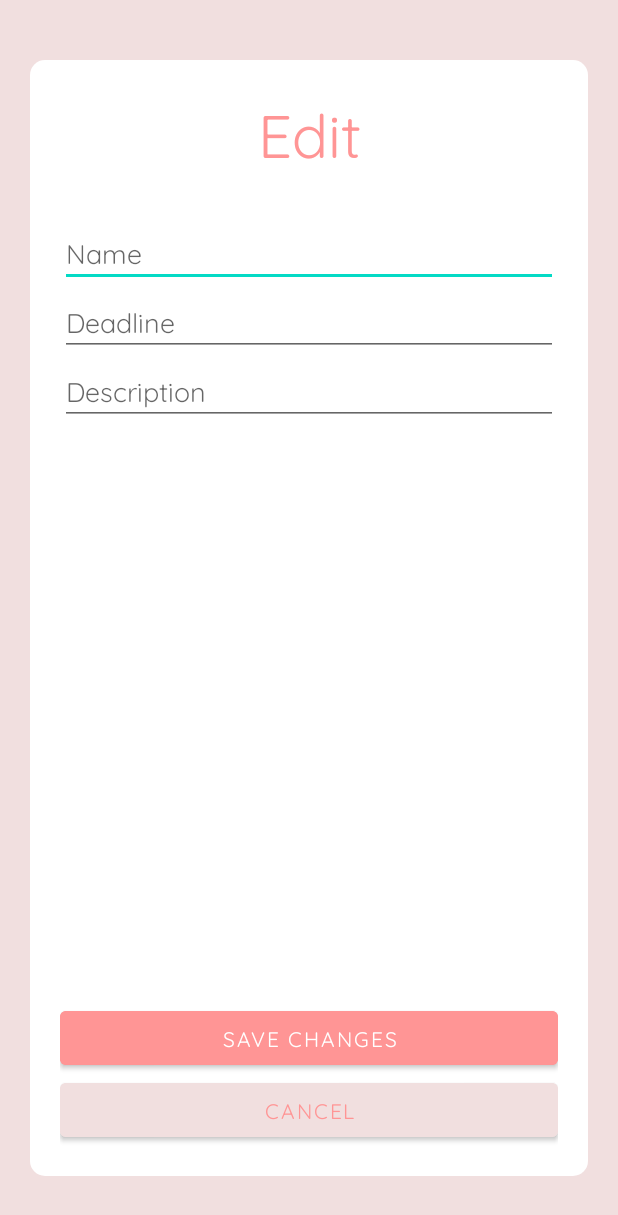
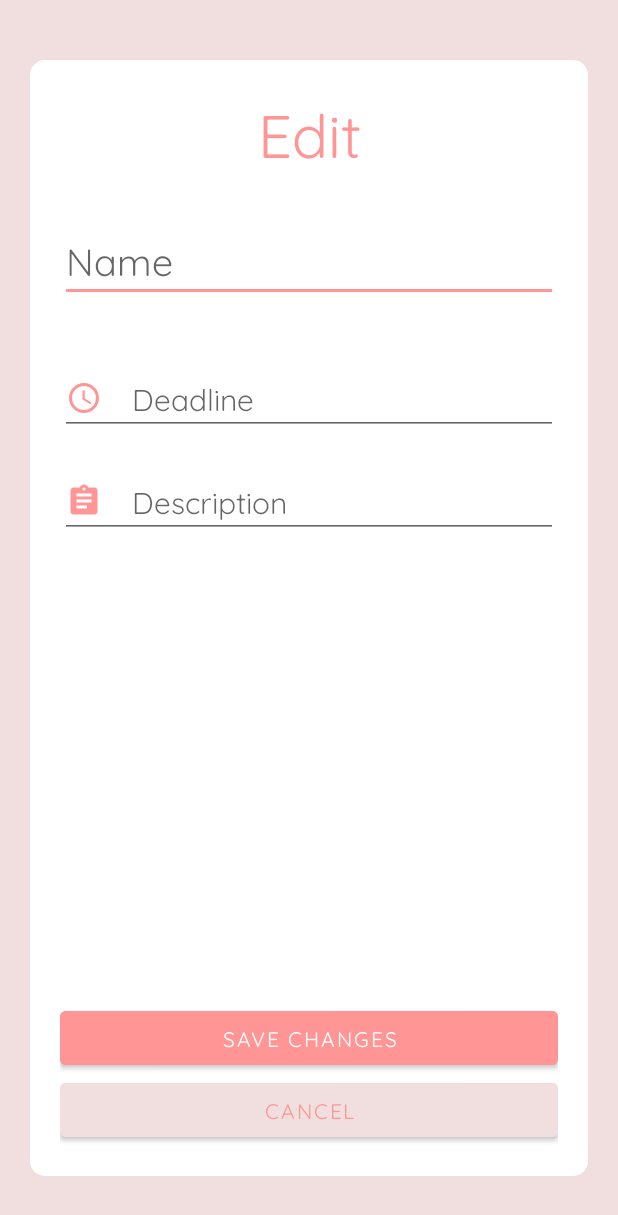
Before and after one commit to weenleen/TamaGoDoWork, an Android app: the EditTaskAct screen opened directly, with no data from a screen before it, on a phone screen of 412 x 824 dp. Shown: the top 1215 px of the screen. Run offline under Robolectric (Android 15) with nearby library versions, the phone set to English and light mode, and no system bars.

Commit message:
added more UI elements

```diff
--- a/app/src/main/java/com/example/tamagodowork/AddTaskAct.java
+++ b/app/src/main/java/com/example/tamagodowork/AddTaskAct.java
@@ -2,8 +2,6 @@ package com.example.tamagodowork;
 
 import android.app.DatePickerDialog;
 import android.content.Intent;
-import android.graphics.Color;
-import android.graphics.drawable.ColorDrawable;
 import android.os.Bundle;
 import android.text.TextUtils;
 import android.view.View;
@@ -14,9 +12,7 @@ import android.widget.EditText;
 import androidx.annotation.Nullable;
 import androidx.appcompat.app.AppCompatActivity;
 
-import com.google.firebase.auth.FirebaseAuth;
 import com.google.firebase.firestore.DocumentReference;
-import com.google.firebase.firestore.FirebaseFirestore;
 
 import java.util.Calendar;
 
@@ -56,6 +52,8 @@ public class AddTaskAct extends AppCompatActivity {
                 month = month + 1;
                 deadline = dayOfMonth + "/" + month + "/" + year;
                 addDeadline.setText(deadline);
+//                LocalDate.of(year, Month.of(month), dayOfMonth);
+//                LocalDate.of(year, month, dayOfMonth);
             }
         };
 
--- a/app/src/main/java/com/example/tamagodowork/EditTaskAct.java
+++ b/app/src/main/java/com/example/tamagodowork/EditTaskAct.java
@@ -6,8 +6,6 @@ import androidx.appcompat.app.AppCompatActivity;
 
 import android.app.DatePickerDialog;
 import android.content.Intent;
-import android.graphics.Color;
-import android.graphics.drawable.ColorDrawable;
 import android.os.Bundle;
 import android.text.TextUtils;
 import android.view.View;
@@ -17,7 +15,6 @@ import android.widget.EditText;
 import android.widget.Toast;
 
 import com.google.android.gms.tasks.OnFailureListener;
-import com.google.firebase.firestore.FirebaseFirestore;
 
 import java.util.Calendar;
 
--- a/app/src/main/java/com/example/tamagodowork/MainActivity.java
+++ b/app/src/main/java/com/example/tamagodowork/MainActivity.java
@@ -9,7 +9,6 @@ import android.content.Intent;
 import android.os.Bundle;
 import android.view.MenuItem;
 import android.view.View;
-import android.widget.Button;
 import android.widget.ImageView;
 import android.widget.ProgressBar;
 import android.widget.TextView;
--- a/app/src/main/res/layout/activity_edit_task.xml
+++ b/app/src/main/res/layout/activity_edit_task.xml
@@ -28,20 +28,34 @@
             android:layout_width="match_parent"
             android:layout_height="wrap_content"
             android:hint="Name"
-            android:id="@+id/editName">
+            android:textSize="25sp"
+            android:id="@+id/editName"
+            android:layout_marginBottom="40dp">
         </EditText>
 
         <EditText
             android:layout_width="match_parent"
             android:layout_height="wrap_content"
+            android:drawableLeft="@drawable/ic_baseline_access_time_24"
+            android:drawableTint="@color/peach"
+            android:id="@+id/editDeadline"
+            android:drawablePadding="20dp"
             android:hint="Deadline"
-            android:id="@+id/editDeadline">
+            android:textSize="20sp"
+            android:editable="false"
+            android:focusable="false"
+            android:cursorVisible="false"
+            android:layout_marginBottom="20dp">
         </EditText>
 
         <EditText
             android:layout_width="match_parent"
             android:layout_height="wrap_content"
+            android:drawableLeft="@drawable/ic_baseline_assignment_24"
+            android:drawableTint="@color/peach"
+            android:drawablePadding="20dp"
             android:hint="Description"
+            android:textSize="20sp"
             android:id="@+id/editDesc">
         </EditText>
 
--- a/app/src/main/res/layout/schedule_frag.xml
+++ b/app/src/main/res/layout/schedule_frag.xml
@@ -2,6 +2,6 @@
 <RelativeLayout xmlns:android="http://schemas.android.com/apk/res/android"
     android:layout_width="match_parent"
     android:layout_height="match_parent"
-    android:background="@color/purple_200" >
+    android:background="@color/off_white" >
 
 </RelativeLayout>
--- a/app/src/main/res/values/colors.xml
+++ b/app/src/main/res/values/colors.xml
@@ -13,4 +13,5 @@
     <color name="peach">#FF9595</color>
     <color name="light_pink">#FADADD</color>
     <color name="grey">#7E7D7D</color>
+    <color name="yellow">#FFD874</color>
 </resources>
--- a/app/src/main/res/values/themes.xml
+++ b/app/src/main/res/values/themes.xml
@@ -2,13 +2,13 @@
     <!-- Base application theme. -->
     <style name="Theme.TamaGoDoWork" parent="Theme.MaterialComponents.DayNight.NoActionBar">
         <!-- Primary brand color. -->
-        <item name="colorPrimary">@color/purple_500</item>
-        <item name="colorPrimaryVariant">@color/purple_700</item>
+        <item name="colorPrimary">@color/peach</item>
+        <item name="colorPrimaryVariant">@color/peach</item>
         <item name="colorOnPrimary">@android:color/white</item>
         <!-- Secondary brand color. -->
-        <item name="colorSecondary">@color/teal_200</item>
-        <item name="colorSecondaryVariant">@color/teal_700</item>
-        <item name="colorOnSecondary">@color/black</item>
+        <item name="colorSecondary">@color/light_pink</item>
+        <item name="colorSecondaryVariant">@color/light_pink</item>
+        <item name="colorOnSecondary">@color/peach</item>
         <!-- Status bar color. -->
         <item name="android:statusBarColor" tools:targetApi="l">?attr/colorPrimaryVariant</item>
         <!-- Customize your theme here. -->
@@ -16,6 +16,8 @@
         <item name="fontFamily">@font/quicksand_regular</item>
         <item name="android:textViewStyle">@style/QuicksandTextViewStyle</item>
         <item name="android:buttonStyle">@style/ButtonDarkStyle</item>
+        <item name="colorAccent">@color/peach</item>
+        <item name="android:datePickerStyle">@style/MyDatePickerDialogTheme</item>
     </style>
 
     <!-- Text View Style. -->
@@ -35,4 +37,14 @@
         <item name="colorButtonNormal">@color/light_pink</item>
         <item name="android:textColor">@color/peach</item>
     </style>
+
+    <!-- DatePickerDialog Theme. -->
+    <style name="MyDatePickerDialogTheme" parent="android:Theme.Holo.Light.Dialog">
+        <item name="android:datePickerStyle">@style/MyDatePickerStyle</item>
+    </style>
+
+    <!-- DatePickerStyle Theme. -->
+    <style name="MyDatePickerStyle" parent="android:Widget.DatePicker">
+        <item name="android:headerBackground">@color/peach</item>
+    </style>
 </resources>
```
Also changed, not shown: app/src/main/res/layout/activity_add_task.xml (+16 -2 lines), app/src/main/res/layout/task_details_dial.xml (+20 -17 lines).
